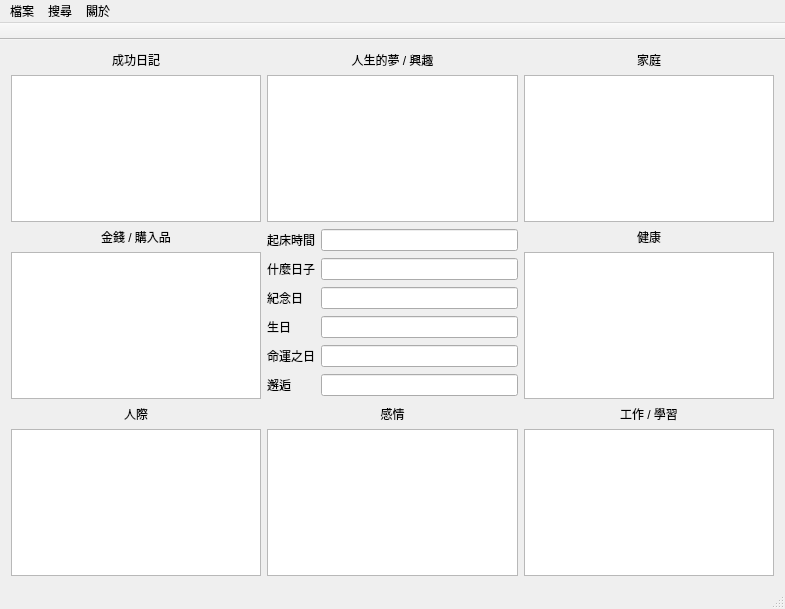
The window that mainwindow.ui (johnroyer/urDiary) describes before a commit, drawn with Qt 5.
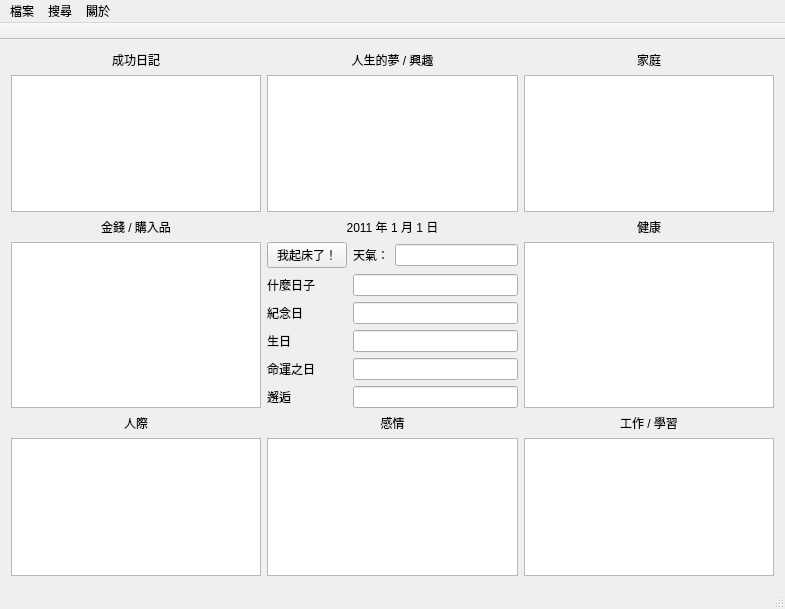
The same window after the commit.

The edit to the form file:
```diff
--- a/mainwindow.ui
+++ b/mainwindow.ui
@@ -91,19 +91,8 @@
         </item>
        </layout>
       </item>
-      <item row="1" column="0">
+      <item row="2" column="0">
        <layout class="QVBoxLayout" name="verticalLayout_4">
-        <item>
-         <widget class="QLabel" name="label_2">
-          <property name="text">
-           <string>&lt;!DOCTYPE HTML PUBLIC &quot;-//W3C//DTD HTML 4.0//EN&quot; &quot;http://www.w3.org/TR/REC-html40/strict.dtd&quot;&gt;
-&lt;html&gt;&lt;head&gt;&lt;meta name=&quot;qrichtext&quot; content=&quot;1&quot; /&gt;&lt;style type=&quot;text/css&quot;&gt;
-p, li { white-space: pre-wrap; }
-&lt;/style&gt;&lt;/head&gt;&lt;body style=&quot; font-family:'新細明體'; font-size:9pt; font-weight:400; font-style:normal;&quot;&gt;
-&lt;p align=&quot;center&quot; style=&quot; margin-top:0px; margin-bottom:0px; margin-left:0px; margin-right:0px; -qt-block-indent:0; text-indent:0px;&quot;&gt;金錢 / 購入品&lt;/p&gt;&lt;/body&gt;&lt;/html&gt;</string>
-          </property>
-         </widget>
-        </item>
         <item>
          <widget class="QPlainTextEdit" name="plainTextEdit_4">
           <property name="font">
@@ -115,7 +104,97 @@
         </item>
        </layout>
       </item>
-      <item row="1" column="1">
+      <item row="2" column="2">
+       <layout class="QVBoxLayout" name="verticalLayout_5">
+        <item>
+         <widget class="QPlainTextEdit" name="plainTextEdit_5">
+          <property name="font">
+           <font>
+            <pointsize>15</pointsize>
+           </font>
+          </property>
+         </widget>
+        </item>
+       </layout>
+      </item>
+      <item row="3" column="0">
+       <layout class="QVBoxLayout" name="verticalLayout_6">
+        <item>
+         <widget class="QLabel" name="label_4">
+          <property name="font">
+           <font>
+            <pointsize>14</pointsize>
+           </font>
+          </property>
+          <property name="text">
+           <string>&lt;!DOCTYPE HTML PUBLIC &quot;-//W3C//DTD HTML 4.0//EN&quot; &quot;http://www.w3.org/TR/REC-html40/strict.dtd&quot;&gt;
+&lt;html&gt;&lt;head&gt;&lt;meta name=&quot;qrichtext&quot; content=&quot;1&quot; /&gt;&lt;style type=&quot;text/css&quot;&gt;
+p, li { white-space: pre-wrap; }
+&lt;/style&gt;&lt;/head&gt;&lt;body style=&quot; font-family:'新細明體'; font-size:9pt; font-weight:400; font-style:normal;&quot;&gt;
+&lt;p align=&quot;center&quot; style=&quot; margin-top:0px; margin-bottom:0px; margin-left:0px; margin-right:0px; -qt-block-indent:0; text-indent:0px;&quot;&gt;人際&lt;/p&gt;&lt;/body&gt;&lt;/html&gt;</string>
+          </property>
+         </widget>
+        </item>
+        <item>
+         <widget class="QPlainTextEdit" name="plainTextEdit_6">
+          <property name="font">
+           <font>
+            <pointsize>15</pointsize>
+           </font>
+          </property>
+         </widget>
+        </item>
+       </layout>
+      </item>
+      <item row="3" column="1">
+       <layout class="QVBoxLayout" name="verticalLayout_7">
+        <item>
+         <widget class="QLabel" name="label_5">
+          <property name="text">
+           <string>&lt;!DOCTYPE HTML PUBLIC &quot;-//W3C//DTD HTML 4.0//EN&quot; &quot;http://www.w3.org/TR/REC-html40/strict.dtd&quot;&gt;
+&lt;html&gt;&lt;head&gt;&lt;meta name=&quot;qrichtext&quot; content=&quot;1&quot; /&gt;&lt;style type=&quot;text/css&quot;&gt;
+p, li { white-space: pre-wrap; }
+&lt;/style&gt;&lt;/head&gt;&lt;body style=&quot; font-family:'新細明體'; font-size:9pt; font-weight:400; font-style:normal;&quot;&gt;
+&lt;p align=&quot;center&quot; style=&quot; margin-top:0px; margin-bottom:0px; margin-left:0px; margin-right:0px; -qt-block-indent:0; text-indent:0px;&quot;&gt;感情&lt;/p&gt;&lt;/body&gt;&lt;/html&gt;</string>
+          </property>
+         </widget>
+        </item>
+        <item>
+         <widget class="QPlainTextEdit" name="plainTextEdit_7">
+          <property name="font">
+           <font>
+            <pointsize>15</pointsize>
+           </font>
+          </property>
+         </widget>
+        </item>
+       </layout>
+      </item>
+      <item row="3" column="2">
+       <layout class="QVBoxLayout" name="verticalLayout_8">
+        <item>
+         <widget class="QLabel" name="label_6">
+          <property name="text">
+           <string>&lt;!DOCTYPE HTML PUBLIC &quot;-//W3C//DTD HTML 4.0//EN&quot; &quot;http://www.w3.org/TR/REC-html40/strict.dtd&quot;&gt;
+&lt;html&gt;&lt;head&gt;&lt;meta name=&quot;qrichtext&quot; content=&quot;1&quot; /&gt;&lt;style type=&quot;text/css&quot;&gt;
+p, li { white-space: pre-wrap; }
+&lt;/style&gt;&lt;/head&gt;&lt;body style=&quot; font-family:'新細明體'; font-size:9pt; font-weight:400; font-style:normal;&quot;&gt;
+&lt;p align=&quot;center&quot; style=&quot; margin-top:0px; margin-bottom:0px; margin-left:0px; margin-right:0px; -qt-block-indent:0; text-indent:0px;&quot;&gt;工作 / 學習&lt;/p&gt;&lt;/body&gt;&lt;/html&gt;</string>
+          </property>
+         </widget>
+        </item>
+        <item>
+         <widget class="QPlainTextEdit" name="plainTextEdit_8">
+          <property name="font">
+           <font>
+            <pointsize>15</pointsize>
+           </font>
+          </property>
+         </widget>
+        </item>
+       </layout>
+      </item>
+      <item row="2" column="1">
        <layout class="QGridLayout" name="gridLayout">
         <item row="1" column="0">
          <widget class="QLabel" name="label_7">
@@ -168,117 +247,56 @@
          <widget class="QLineEdit" name="lineEdit_5"/>
         </item>
         <item row="0" column="0">
-         <widget class="QLabel" name="label_12">
+         <widget class="QPushButton" name="pushButton">
           <property name="text">
-           <string>起床時間</string>
+           <string>我起床了！</string>
           </property>
          </widget>
         </item>
         <item row="0" column="1">
-         <widget class="QLineEdit" name="lineEdit_6"/>
+         <layout class="QHBoxLayout" name="horizontalLayout_2">
+          <item>
+           <widget class="QLabel" name="label_12">
+            <property name="text">
+             <string>天氣：</string>
+            </property>
+           </widget>
+          </item>
+          <item>
+           <widget class="QLineEdit" name="lineEdit_6"/>
+          </item>
+         </layout>
         </item>
        </layout>
       </item>
+      <item row="1" column="0">
+       <widget class="QLabel" name="label_2">
+        <property name="text">
+         <string>&lt;!DOCTYPE HTML PUBLIC &quot;-//W3C//DTD HTML 4.0//EN&quot; &quot;http://www.w3.org/TR/REC-html40/strict.dtd&quot;&gt;
+&lt;html&gt;&lt;head&gt;&lt;meta name=&quot;qrichtext&quot; content=&quot;1&quot; /&gt;&lt;style type=&quot;text/css&quot;&gt;
+p, li { white-space: pre-wrap; }
+&lt;/style&gt;&lt;/head&gt;&lt;body style=&quot; font-family:'新細明體'; font-size:9pt; font-weight:400; font-style:normal;&quot;&gt;
+&lt;p align=&quot;center&quot; style=&quot; margin-top:0px; margin-bottom:0px; margin-left:0px; margin-right:0px; -qt-block-indent:0; text-indent:0px;&quot;&gt;金錢 / 購入品&lt;/p&gt;&lt;/body&gt;&lt;/html&gt;</string>
+        </property>
+       </widget>
+      </item>
       <item row="1" column="2">
-       <layout class="QVBoxLayout" name="verticalLayout_5">
-        <item>
-         <widget class="QLabel" name="label_3">
-          <property name="text">
-           <string>&lt;!DOCTYPE HTML PUBLIC &quot;-//W3C//DTD HTML 4.0//EN&quot; &quot;http://www.w3.org/TR/REC-html40/strict.dtd&quot;&gt;
+       <widget class="QLabel" name="label_3">
+        <property name="text">
+         <string>&lt;!DOCTYPE HTML PUBLIC &quot;-//W3C//DTD HTML 4.0//EN&quot; &quot;http://www.w3.org/TR/REC-html40/strict.dtd&quot;&gt;
 &lt;html&gt;&lt;head&gt;&lt;meta name=&quot;qrichtext&quot; content=&quot;1&quot; /&gt;&lt;style type=&quot;text/css&quot;&gt;
 p, li { white-space: pre-wrap; }
 &lt;/style&gt;&lt;/head&gt;&lt;body style=&quot; font-family:'新細明體'; font-size:9pt; font-weight:400; font-style:normal;&quot;&gt;
 &lt;p align=&quot;center&quot; style=&quot; margin-top:0px; margin-bottom:0px; margin-left:0px; margin-right:0px; -qt-block-indent:0; text-indent:0px;&quot;&gt;健康&lt;/p&gt;&lt;/body&gt;&lt;/html&gt;</string>
-          </property>
-         </widget>
-        </item>
-        <item>
-         <widget class="QPlainTextEdit" name="plainTextEdit_5">
-          <property name="font">
-           <font>
-            <pointsize>15</pointsize>
-           </font>
-          </property>
-         </widget>
-        </item>
-       </layout>
+        </property>
+       </widget>
       </item>
-      <item row="2" column="0">
-       <layout class="QVBoxLayout" name="verticalLayout_6">
-        <item>
-         <widget class="QLabel" name="label_4">
-          <property name="font">
-           <font>
-            <pointsize>14</pointsize>
-           </font>
-          </property>
-          <property name="text">
-           <string>&lt;!DOCTYPE HTML PUBLIC &quot;-//W3C//DTD HTML 4.0//EN&quot; &quot;http://www.w3.org/TR/REC-html40/strict.dtd&quot;&gt;
-&lt;html&gt;&lt;head&gt;&lt;meta name=&quot;qrichtext&quot; content=&quot;1&quot; /&gt;&lt;style type=&quot;text/css&quot;&gt;
-p, li { white-space: pre-wrap; }
-&lt;/style&gt;&lt;/head&gt;&lt;body style=&quot; font-family:'新細明體'; font-size:9pt; font-weight:400; font-style:normal;&quot;&gt;
-&lt;p align=&quot;center&quot; style=&quot; margin-top:0px; margin-bottom:0px; margin-left:0px; margin-right:0px; -qt-block-indent:0; text-indent:0px;&quot;&gt;人際&lt;/p&gt;&lt;/body&gt;&lt;/html&gt;</string>
-          </property>
-         </widget>
-        </item>
-        <item>
-         <widget class="QPlainTextEdit" name="plainTextEdit_6">
-          <property name="font">
-           <font>
-            <pointsize>15</pointsize>
-           </font>
-          </property>
-         </widget>
-        </item>
-       </layout>
-      </item>
-      <item row="2" column="1">
-       <layout class="QVBoxLayout" name="verticalLayout_7">
-        <item>
-         <widget class="QLabel" name="label_5">
-          <property name="text">
-           <string>&lt;!DOCTYPE HTML PUBLIC &quot;-//W3C//DTD HTML 4.0//EN&quot; &quot;http://www.w3.org/TR/REC-html40/strict.dtd&quot;&gt;
-&lt;html&gt;&lt;head&gt;&lt;meta name=&quot;qrichtext&quot; content=&quot;1&quot; /&gt;&lt;style type=&quot;text/css&quot;&gt;
-p, li { white-space: pre-wrap; }
-&lt;/style&gt;&lt;/head&gt;&lt;body style=&quot; font-family:'新細明體'; font-size:9pt; font-weight:400; font-style:normal;&quot;&gt;
-&lt;p align=&quot;center&quot; style=&quot; margin-top:0px; margin-bottom:0px; margin-left:0px; margin-right:0px; -qt-block-indent:0; text-indent:0px;&quot;&gt;感情&lt;/p&gt;&lt;/body&gt;&lt;/html&gt;</string>
-          </property>
-         </widget>
-        </item>
-        <item>
-         <widget class="QPlainTextEdit" name="plainTextEdit_7">
-          <property name="font">
-           <font>
-            <pointsize>15</pointsize>
-           </font>
-          </property>
-         </widget>
-        </item>
-       </layout>
-      </item>
-      <item row="2" column="2">
-       <layout class="QVBoxLayout" name="verticalLayout_8">
-        <item>
-         <widget class="QLabel" name="label_6">
-          <property name="text">
-           <string>&lt;!DOCTYPE HTML PUBLIC &quot;-//W3C//DTD HTML 4.0//EN&quot; &quot;http://www.w3.org/TR/REC-html40/strict.dtd&quot;&gt;
-&lt;html&gt;&lt;head&gt;&lt;meta name=&quot;qrichtext&quot; content=&quot;1&quot; /&gt;&lt;style type=&quot;text/css&quot;&gt;
-p, li { white-space: pre-wrap; }
-&lt;/style&gt;&lt;/head&gt;&lt;body style=&quot; font-family:'新細明體'; font-size:9pt; font-weight:400; font-style:normal;&quot;&gt;
-&lt;p align=&quot;center&quot; style=&quot; margin-top:0px; margin-bottom:0px; margin-left:0px; margin-right:0px; -qt-block-indent:0; text-indent:0px;&quot;&gt;工作 / 學習&lt;/p&gt;&lt;/body&gt;&lt;/html&gt;</string>
-          </property>
-         </widget>
-        </item>
-        <item>
-         <widget class="QPlainTextEdit" name="plainTextEdit_8">
-          <property name="font">
-           <font>
-            <pointsize>15</pointsize>
-           </font>
-          </property>
-         </widget>
-        </item>
-       </layout>
+      <item row="1" column="1">
+       <widget class="QLabel" name="label_13">
+        <property name="text">
+         <string>&lt;center&gt;2011 年 1 月 1 日&lt;/center&gt;</string>
+        </property>
+       </widget>
       </item>
      </layout>
     </item>
```
